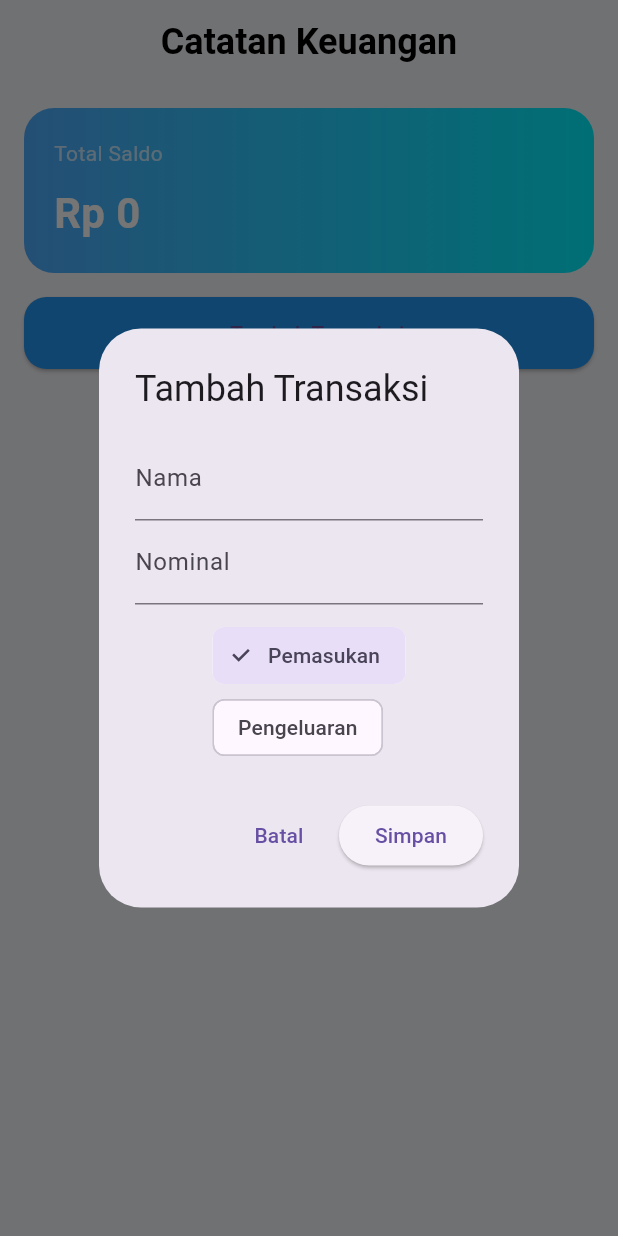
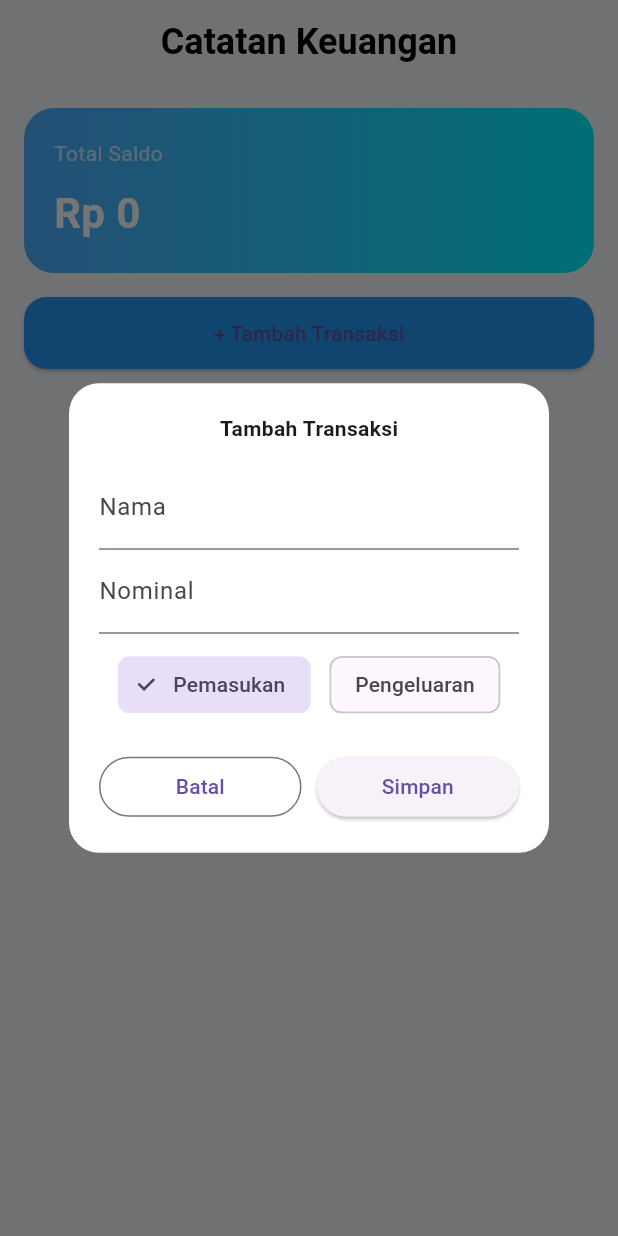
Before and after one commit to abdhamid66/aplikasi-ke-uangan, a Flutter app: the screen it shows after launch, after a tap on "+ Tambah Transaksi", on a phone screen of 412 x 824 dp. Run offline on Flutter 3.47's test engine with Material 3 defaults, Android fonts, the phone set to English and light mode, and no system bars; our stand-ins replace shared_preferences.

Commit message:
feat(widget): introduce DialogTambah for transaction addition
Extract transaction input dialog into a reusable DialogTambah widget, replacing inline AlertDialog in HomePage for better modularity and maintainability.

Co-authored-by: Copilot <copilot@github.com>

```diff
--- /dev/null
+++ b/lib/custom_widget/dialog_nambah.dart
@@ -0,0 +1,112 @@
+import 'package:flutter/material.dart';
+
+class DialogTambah extends StatefulWidget {
+  final Function tambahTransaksi;
+  final TextEditingController namaController;
+  final TextEditingController nominalController;
+
+  const DialogTambah({
+    super.key,
+    required this.tambahTransaksi,
+    required this.namaController,
+    required this.nominalController,
+  });
+
+  @override
+  State<DialogTambah> createState() => _DialogTambahState();
+}
+
+class _DialogTambahState extends State<DialogTambah> {
+  bool isPemasukan = true;
+
+  @override
+  Widget build(BuildContext context) {
+    return Center(
+      child: Material(
+        color: Colors.transparent,
+        child: Container(
+          width: 320,
+          padding: EdgeInsets.all(20),
+          decoration: BoxDecoration(
+            color: Colors.white,
+            borderRadius: BorderRadius.circular(20),
+          ),
+          child: Column(
+            mainAxisSize: MainAxisSize.min,
+            children: [
+
+              Text(
+                "Tambah Transaksi",
+                style: TextStyle(fontWeight: FontWeight.bold),
+              ),
+
+              SizedBox(height: 15),
+
+              TextField(
+                controller: widget.namaController,
+                decoration: InputDecoration(labelText: "Nama"),
+              ),
+
+              TextField(
+                controller: widget.nominalController,
+                decoration: InputDecoration(labelText: "Nominal"),
+                keyboardType: TextInputType.number,
+              ),
+
+              SizedBox(height: 10),
+
+              Row(
+                mainAxisAlignment: MainAxisAlignment.spaceEvenly,
+                children: [
+                  ChoiceChip(
+                    label: Text("Pemasukan"),
+                    selected: isPemasukan,
+                    onSelected: (val) {
+                      setState(() {
+                        isPemasukan = true;
+                      });
+                    },
+                  ),
+                  ChoiceChip(
+                    label: Text("Pengeluaran"),
+                    selected: !isPemasukan,
+                    onSelected: (val) {
+                      setState(() {
+                        isPemasukan = false;
+                      });
+                    },
+                  ),
+                ],
+              ),
+
+              SizedBox(height: 20),
+
+              Row(
+                children: [
+                  Expanded(
+                    child: OutlinedButton(
+                      onPressed: () {
+                        Navigator.pop(context);
+                      },
+                      child: Text("Batal"),
+                    ),
+                  ),
+                  SizedBox(width: 10),
+                  Expanded(
+                    child: ElevatedButton(
+                      onPressed: () {
+                        widget.tambahTransaksi(isPemasukan);
+                        Navigator.pop(context);
+                      },
+                      child: Text("Simpan"),
+                    ),
+                  ),
+                ],
+              ),
+            ],
+          ),
+        ),
+      ),
+    );
+  }
+}
--- a/lib/home_page.dart
+++ b/lib/home_page.dart
@@ -2,6 +2,7 @@ import 'package:shared_preferences/shared_preferences.dart';
 import 'package:intl/intl.dart';
 import 'dart:convert';
 import 'package:flutter/material.dart';
+import 'package:apk_catatan_keuangan/custom_widget/dialog_nambah.dart';
 
 class HomePage extends StatefulWidget {
   const HomePage({super.key});
@@ -131,65 +132,10 @@ class _HomePageState extends State<HomePage> {
                   showDialog(
                     context: context,
                     builder: (context) {
-                      return AlertDialog(
-                        title: Text("Tambah Transaksi"),
-                        content: Column(
-                          mainAxisSize: MainAxisSize.min,
-                          children: [
-                            TextField(
-                              controller: namaController,
-                              decoration: InputDecoration(labelText: "Nama"),
-                            ),
-                            TextField(
-                              controller: nominalController,
-                              decoration: InputDecoration(labelText: "Nominal"),
-                              keyboardType: TextInputType.number,
-                            ),
-                            SizedBox(height: 10),
-                            Wrap(
-                              spacing: 10,
-                              children: [
-                                ChoiceChip(
-                                  label: Text("Pemasukan"),
-                                  selected: isPemasukan,
-                                  onSelected: (val) {
-                                    setState(() {
-                                      isPemasukan = true;
-                                    });
-                                  },
-                                ),
-                                ChoiceChip(
-                                  label: Text("Pengeluaran"),
-                                  selected: !isPemasukan,
-                                  onSelected: (val) {
-                                    setState(() {
-                                      isPemasukan = false;
-                                    });
-                                  },
-                                ),
-                              ],
-                            ),
-                          ],
-                        ),
-                        actions: [
-                          TextButton(
-                            onPressed: () {
-                              Navigator.pop(context);
-                            },
-                            child: Text("Batal"),
-                          ),
-                          ElevatedButton(
-                            onPressed: () {
-                              if (namaController.text.isEmpty ||
-                                  nominalController.text.isEmpty) {
-                                return;
-                              }
-                              tambahTransaksi();
-                              Navigator.pop(context);
-                            },
-                            child: Text("Simpan"),
-                          ),
-                        ],
+                      return DialogTambah(
+                        tambahTransaksi: tambahTransaksi,
+                        namaController: namaController,
+                        nominalController: nominalController,
                       );
                     },
                   );
```
